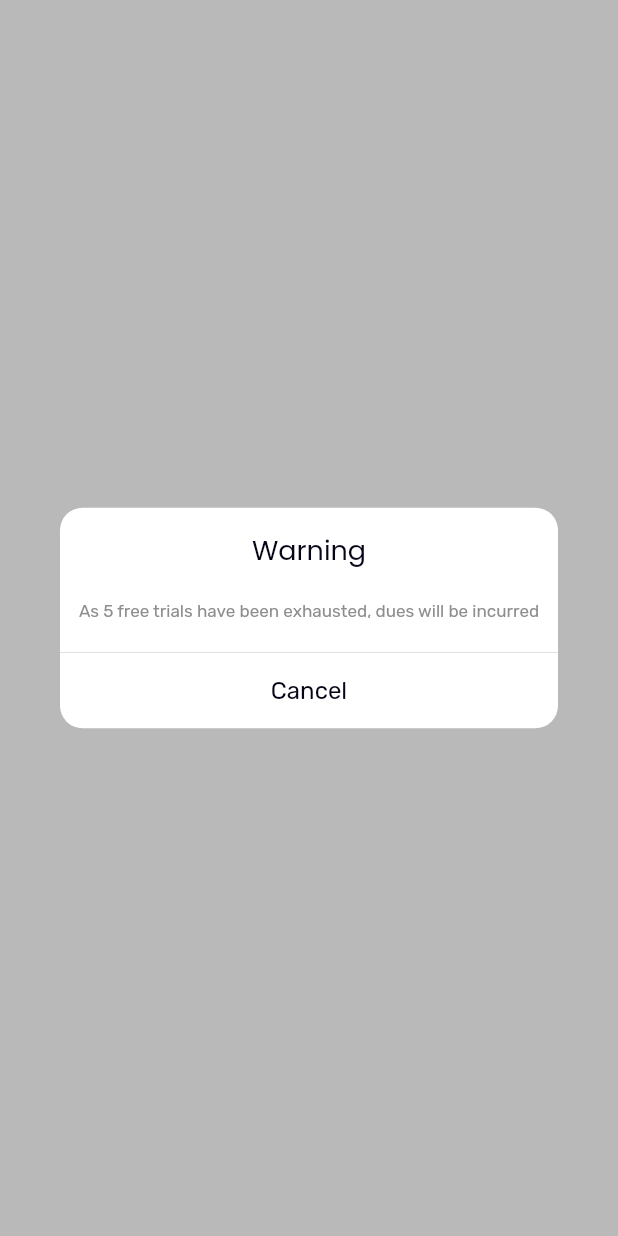
After one commit to Pavithra-Rajan/swimiNIT, a Flutter app: the FreeTrialsAlertBox screen opened directly, after a tap on "Enter", on a phone screen of 412 x 824 dp. The commit adds this screen. Run offline on Flutter 3.47's test engine with Material 2 defaults, Android fonts, the phone set to English and light mode, and no system bars; our stand-ins replace expandable, firebase_auth, firebase_core, google_fonts; accounts and stored records are empty.

Commit message:
Added the pop up alert box

```diff
--- a/lib/Admin/adminnavbar.dart
+++ b/lib/Admin/adminnavbar.dart
@@ -56,8 +56,8 @@ class _HomePageState extends State<HomePage> {
       container = QuarterlyReports();
       text = "Reports";
     } else if (currentPage == DrawerSections.log_out) {
-        Navigator.of(context).push(MaterialPageRoute(
-            builder: (context) => MyApp()));
+      Navigator.of(context)
+          .push(MaterialPageRoute(builder: (context) => MyApp()));
     }
     return Scaffold(
       appBar: AppBar(
--- /dev/null
+++ b/lib/SPM/DialogAlertBox.dart
@@ -0,0 +1,78 @@
+import 'package:flutter/material.dart';
+import 'package:google_fonts/google_fonts.dart';
+
+class CustomAlertDialogBox extends StatefulWidget {
+  const CustomAlertDialogBox({
+    Key? key,
+    required this.title,
+    required this.description,
+  }) : super(key: key);
+
+  final String title, description;
+
+  @override
+  _CustomAlertDialogBoxState createState() => _CustomAlertDialogBoxState();
+}
+
+class _CustomAlertDialogBoxState extends State<CustomAlertDialogBox> {
+  @override
+  Widget build(BuildContext context) {
+    return Dialog(
+      elevation: 0,
+      backgroundColor: Color(0xffffffff),
+      shape: RoundedRectangleBorder(
+        borderRadius: BorderRadius.circular(15.0),
+      ),
+      child: Column(
+        mainAxisSize: MainAxisSize.min,
+        children: [
+          SizedBox(height: 15),
+          Text(
+            "${widget.title}",
+            style: GoogleFonts.poppins(
+              fontSize: 18.0,
+              fontWeight: FontWeight.normal,
+              color: Color(0xFF070417),
+            ),
+          ),
+          SizedBox(height: 20),
+          Text(
+            "${widget.description}",
+            style: GoogleFonts.rubik(
+              fontSize: 11.4,
+              color: Color(0xFF8E8E8E),
+            ),
+          ),
+          SizedBox(height: 20),
+          Divider(
+            height: 1,
+          ),
+          Container(
+            width: MediaQuery.of(context).size.width,
+            height: 50,
+            child: InkWell(
+              borderRadius: BorderRadius.only(
+                bottomLeft: Radius.circular(15.0),
+                bottomRight: Radius.circular(15.0),
+              ),
+              highlightColor: Colors.grey[200],
+              onTap: () {
+                Navigator.of(context).pop();
+              },
+              child: Center(
+                child: Text(
+                  "Cancel",
+                  style: GoogleFonts.rubik(
+                    fontSize: 16.0,
+                    fontWeight: FontWeight.normal,
+                    color: Color(0xFF070417),
+                  ),
+                ),
+              ),
+            ),
+          ),
+        ],
+      ),
+    );
+  }
+}
--- /dev/null
+++ b/lib/SPM/DuesAlertBox.dart
@@ -0,0 +1,30 @@
+import 'package:flutter/material.dart';
+import 'DialogAlertBox.dart';
+import 'package:google_fonts/google_fonts.dart';
+
+class DuesAlertBox extends StatelessWidget {
+  @override
+  Widget build(BuildContext context) {
+    return Scaffold(
+      body: Center(
+        child: MaterialButton(
+          color: Color(0xFF14839F),
+          onPressed: () {
+            showDialog(
+              barrierColor: Colors.black26,
+              context: context,
+              builder: (context) {
+                return CustomAlertDialogBox(
+                  title: "Error",
+                  description:
+                      "User cannot enter as they have outstanding dues",
+                );
+              },
+            );
+          },
+          child: Text("Enter"),
+        ),
+      ),
+    );
+  }
+}
--- /dev/null
+++ b/lib/SPM/FreeTrialsAlertBox.dart
@@ -0,0 +1,30 @@
+import 'package:flutter/material.dart';
+import 'DialogAlertBox.dart';
+import 'package:google_fonts/google_fonts.dart';
+
+class FreeTrialsAlertBox extends StatelessWidget {
+  @override
+  Widget build(BuildContext context) {
+    return Scaffold(
+      body: Center(
+        child: MaterialButton(
+          color: Color(0xFF14839F),
+          onPressed: () {
+            showDialog(
+              barrierColor: Colors.black26,
+              context: context,
+              builder: (context) {
+                return CustomAlertDialogBox(
+                  title: "Warning",
+                  description:
+                      "As 5 free trials have been exhausted, dues will be incurred",
+                );
+              },
+            );
+          },
+          child: Text("Enter"),
+        ),
+      ),
+    );
+  }
+}
--- a/lib/main.dart
+++ b/lib/main.dart
@@ -13,6 +13,9 @@ import 'dart:math' as math;
 import 'package:swiminit/profile_screen.dart';
 import 'firebase_options.dart';
 import 'package:google_fonts/google_fonts.dart';
+
+import 'package:swiminit/SPM/DuesAlertBox.dart';
+import 'package:swiminit/SPM/FreeTrialsAlertBox.dart';
 
 void main() async {
   WidgetsFlutterBinding.ensureInitialized();
@@ -160,7 +163,8 @@ class _LoginScreenState extends State<LoginScreen> {
                           builder: (context) => AdminNavBar()));
                     }
                     Navigator.of(context).pushReplacement(MaterialPageRoute(
-                        builder: (context) => AdminNavBar())); //Put this back in that if later
+                        builder: (context) =>
+                            AdminNavBar())); //Put this back in that if later
                   },
                   shape: RoundedRectangleBorder(
                     borderRadius: BorderRadius.circular(12.0),
```
